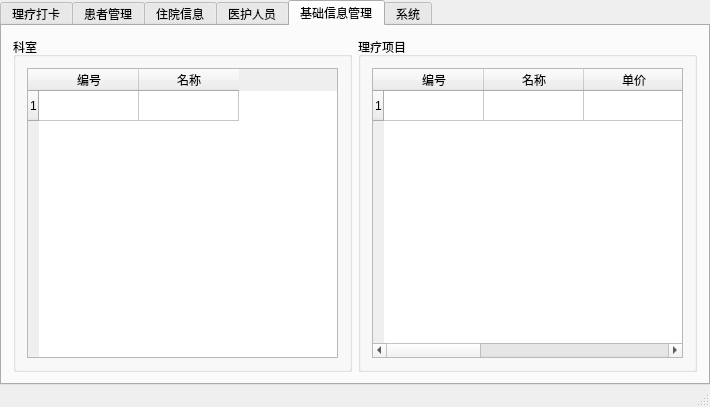
yuylong/PhysioMgr, file PhysioMgr/MainWindow.ui: the form before one commit.
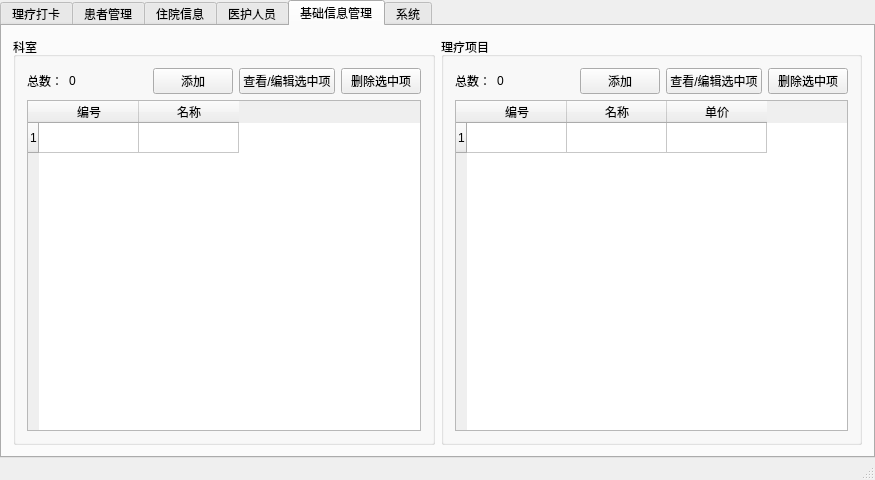
The form after the commit. The open tabs and pages were chosen to show the change.

```diff
--- a/PhysioMgr/MainWindow.ui
+++ b/PhysioMgr/MainWindow.ui
@@ -6,8 +6,8 @@
    <rect>
     <x>0</x>
     <y>0</y>
-    <width>710</width>
-    <height>407</height>
+    <width>875</width>
+    <height>480</height>
    </rect>
   </property>
   <property name="windowTitle">
@@ -224,7 +224,7 @@
            </widget>
           </item>
           <item>
-           <widget class="QLabel" name="label_5">
+           <widget class="QLabel" name="lblPatientCnt">
             <property name="text">
              <string>0</string>
             </property>
@@ -361,7 +361,59 @@
           <property name="title">
            <string>科室</string>
           </property>
-          <layout class="QHBoxLayout" name="horizontalLayout_3">
+          <layout class="QVBoxLayout" name="verticalLayout_6">
+           <item>
+            <layout class="QHBoxLayout" name="horizontalLayout_3" stretch="0,0,1,0,0,0">
+             <item>
+              <widget class="QLabel" name="label_5">
+               <property name="text">
+                <string>总数：</string>
+               </property>
+              </widget>
+             </item>
+             <item>
+              <widget class="QLabel" name="lblDepartCnt">
+               <property name="text">
+                <string>0</string>
+               </property>
+              </widget>
+             </item>
+             <item>
+              <spacer name="horizontalSpacer_4">
+               <property name="orientation">
+                <enum>Qt::Horizontal</enum>
+               </property>
+               <property name="sizeHint" stdset="0">
+                <size>
+                 <width>40</width>
+                 <height>20</height>
+                </size>
+               </property>
+              </spacer>
+             </item>
+             <item>
+              <widget class="QPushButton" name="pbDepartAdd">
+               <property name="text">
+                <string>添加</string>
+               </property>
+              </widget>
+             </item>
+             <item>
+              <widget class="QPushButton" name="pbDepartUpd">
+               <property name="text">
+                <string>查看/编辑选中项</string>
+               </property>
+              </widget>
+             </item>
+             <item>
+              <widget class="QPushButton" name="pbDepartDel">
+               <property name="text">
+                <string>删除选中项</string>
+               </property>
+              </widget>
+             </item>
+            </layout>
+           </item>
            <item>
             <widget class="QTableWidget" name="tblDepartments">
              <property name="rowCount">
@@ -391,14 +443,66 @@
           <property name="title">
            <string>理疗项目</string>
           </property>
-          <layout class="QHBoxLayout" name="horizontalLayout_4">
+          <layout class="QVBoxLayout" name="verticalLayout_7">
+           <item>
+            <layout class="QHBoxLayout" name="horizontalLayout_4" stretch="0,0,1,0,0,0">
+             <item>
+              <widget class="QLabel" name="label_9">
+               <property name="text">
+                <string>总数：</string>
+               </property>
+              </widget>
+             </item>
+             <item>
+              <widget class="QLabel" name="lblPhysioItemCnt">
+               <property name="text">
+                <string>0</string>
+               </property>
+              </widget>
+             </item>
+             <item>
+              <spacer name="horizontalSpacer_5">
+               <property name="orientation">
+                <enum>Qt::Horizontal</enum>
+               </property>
+               <property name="sizeHint" stdset="0">
+                <size>
+                 <width>40</width>
+                 <height>20</height>
+                </size>
+               </property>
+              </spacer>
+             </item>
+             <item>
+              <widget class="QPushButton" name="pbPhysioItemAdd">
+               <property name="text">
+                <string>添加</string>
+               </property>
+              </widget>
+             </item>
+             <item>
+              <widget class="QPushButton" name="pbPhysioItemUpd">
+               <property name="text">
+                <string>查看/编辑选中项</string>
+               </property>
+              </widget>
+             </item>
+             <item>
+              <widget class="QPushButton" name="pbPhysioItemDel">
+               <property name="text">
+                <string>删除选中项</string>
+               </property>
+              </widget>
+             </item>
+            </layout>
+           </item>
            <item>
             <widget class="QTableWidget" name="tblPhysioList">
              <property name="rowCount">
               <number>1</number>
              </property>
              <property name="columnCount">
-              <number>6</number>
+              <number>3</number>
              </property>
              <row/>
              <column>
@@ -416,9 +520,6 @@
                <string>单价</string>
               </property>
              </column>
-             <column/>
-             <column/>
-             <column/>
             </widget>
            </item>
           </layout>
```
Left out of the diff: 46 changed lines with no effect on the pictures.
